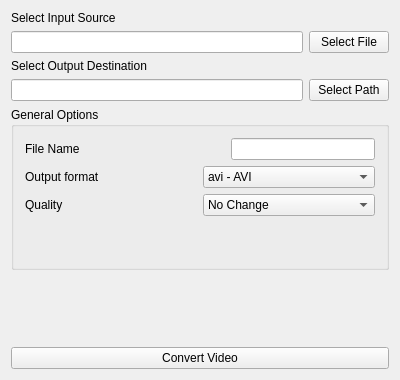
First picture: the form in mainwindow.ui, repository NRauh/SFVC, before the edit.
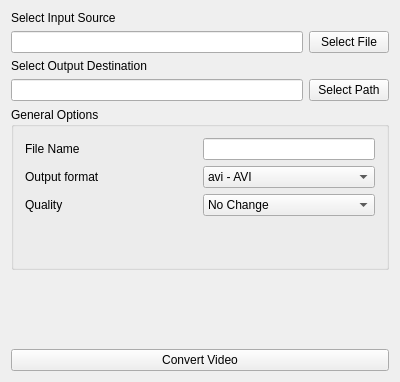
Second picture: the form after the edit.

Commit message: Did documentation a bit

Diff of the .ui file:
```diff
--- a/mainwindow.ui
+++ b/mainwindow.ui
@@ -7,7 +7,7 @@
     <x>0</x>
     <y>0</y>
     <width>400</width>
-    <height>380</height>
+    <height>382</height>
    </rect>
   </property>
   <property name="windowTitle">
@@ -92,26 +92,10 @@
            </property>
           </widget>
          </item>
-         <item>
-          <spacer name="horizontalSpacer">
-           <property name="orientation">
-            <enum>Qt::Horizontal</enum>
-           </property>
-           <property name="sizeType">
-            <enum>QSizePolicy::Expanding</enum>
-           </property>
-           <property name="sizeHint" stdset="0">
-            <size>
-             <width>50</width>
-             <height>20</height>
-            </size>
-           </property>
-          </spacer>
-         </item>
          <item>
           <widget class="QLineEdit" name="nameInput">
            <property name="sizePolicy">
-            <sizepolicy hsizetype="Expanding" vsizetype="Fixed">
+            <sizepolicy hsizetype="Preferred" vsizetype="Fixed">
              <horstretch>0</horstretch>
              <verstretch>0</verstretch>
             </sizepolicy>
```
The commit also changes 2 other files.
